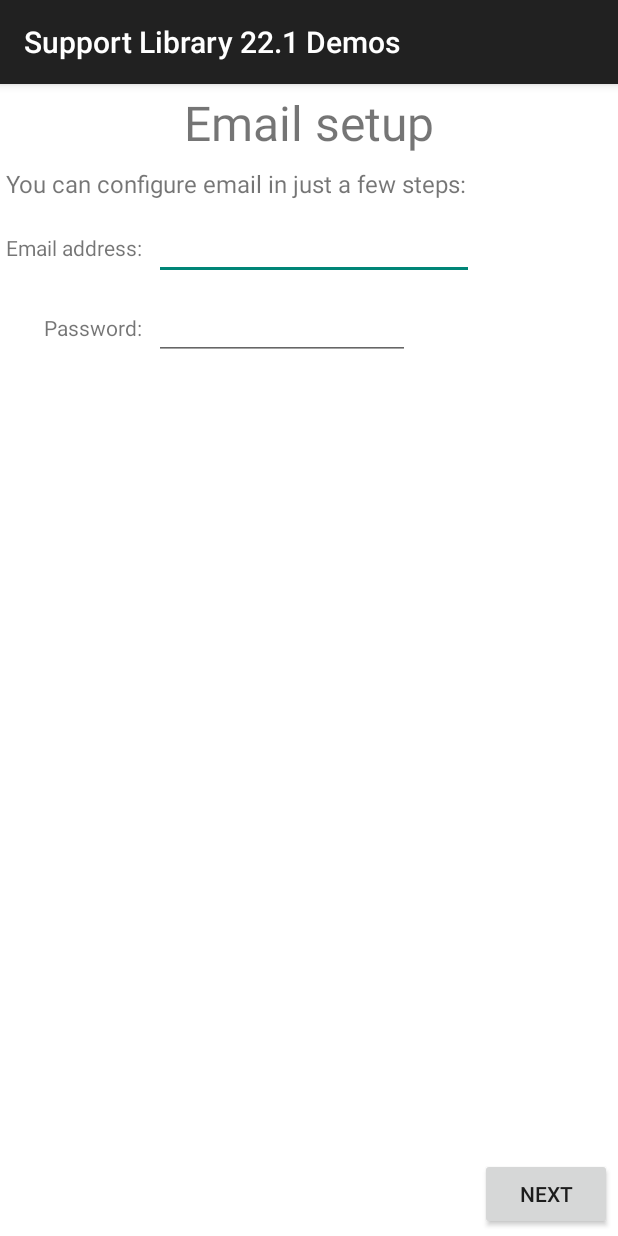
After one commit to SunChulBaek-2/demos_SupportLibrary, an Android app: the fragment SupportV4SpaceFragment shown on its own in the app's theme, on a phone screen of 412 x 824 dp. The commit adds this screen. Run offline under Robolectric (Android 15) with nearby library versions, the phone set to English and light mode, and no system bars.

Commit message:
support v4 Space

```diff
--- a/app/src/main/java/kr/pe/ssun/supportlibrary221demos/DemoCategories.java
+++ b/app/src/main/java/kr/pe/ssun/supportlibrary221demos/DemoCategories.java
@@ -9,7 +9,7 @@ public enum DemoCategories {
 	SupportV4Palette("Support V4 : Palette (not implemented yet)"),
 	SupportV4PrebuiltInterpolators("Support V4 : Prebuilt Interpolators"),
 	SupportV4PathInterpolatorCompat("Support V4 : PathInterpolatorCompat"),
-	SupportV4Space("Support V4 : Space (not implemented yet)"),
+	SupportV4Space("Support V4 : Space"),
 	// AppCompat
 	AppCompatActivity("AppCompat : AppCompatActivity (not implemented yet)"),
 	AppCompatDialog("AppCompat : AppCompatDialog (not implemented yet)"),
--- a/app/src/main/java/kr/pe/ssun/supportlibrary221demos/MainActivity.java
+++ b/app/src/main/java/kr/pe/ssun/supportlibrary221demos/MainActivity.java
@@ -17,6 +17,7 @@ import java.util.ArrayList;
 import kr.pe.ssun.supportlibrary221demos.supportv4.SupportV4DrawableCompatFragment;
 import kr.pe.ssun.supportlibrary221demos.supportv4.SupportV4PathInterpolatorCompatFragment;
 import kr.pe.ssun.supportlibrary221demos.supportv4.SupportV4PrebuiltInterpolatorsFragment;
+import kr.pe.ssun.supportlibrary221demos.supportv4.SupportV4SpaceFragment;
 
 import static com.balysv.materialmenu.MaterialMenuDrawable.DEFAULT_PRESSED_DURATION;
 import static com.balysv.materialmenu.MaterialMenuDrawable.DEFAULT_SCALE;
@@ -106,6 +107,9 @@ public class MainActivity extends FragmentActivity
                 } else if (position == DemoCategories.SupportV4PathInterpolatorCompat.ordinal()) {
                   fragment = new SupportV4PathInterpolatorCompatFragment();
                   tag = SupportV4PathInterpolatorCompatFragment.TAG;
+                } else if (position == DemoCategories.SupportV4Space.ordinal()) {
+                  fragment = new SupportV4SpaceFragment();
+                  tag = SupportV4SpaceFragment.TAG;
                 }
 
 		if(fragment != null) {
--- /dev/null
+++ b/app/src/main/java/kr/pe/ssun/supportlibrary221demos/supportv4/SupportV4SpaceFragment.java
@@ -0,0 +1,24 @@
+package kr.pe.ssun.supportlibrary221demos.supportv4;
+
+import android.os.Bundle;
+import android.support.v4.app.Fragment;
+import android.view.LayoutInflater;
+import android.view.View;
+import android.view.ViewGroup;
+
+import kr.pe.ssun.supportlibrary221demos.R;
+
+/**
+ * Created by x1210x on 15. 4. 26..
+ */
+public class SupportV4SpaceFragment extends Fragment {
+  public static final String TAG = SupportV4SpaceFragment.class.toString();
+
+  @Override
+  public View onCreateView(LayoutInflater inflater, ViewGroup container,
+                           final Bundle savedInstanceState) {
+    final View rootView = inflater.inflate(R.layout.fragment_support_v4_space, container, false);
+
+    return rootView;
+  }
+}
--- /dev/null
+++ b/app/src/main/res/layout/fragment_support_v4_space.xml
@@ -0,0 +1,48 @@
+<?xml version="1.0" encoding="utf-8"?>
+<GridLayout xmlns:android="http://schemas.android.com/apk/res/android"
+        android:layout_width="match_parent"
+        android:layout_height="match_parent"
+        android:useDefaultMargins="true"
+        android:alignmentMode="alignBounds"
+        android:columnOrderPreserved="false"
+        android:columnCount="4"
+        android:background="#ffffff">
+
+    <TextView
+            android:text="Email setup"
+            android:textSize="32dip"
+            android:layout_columnSpan="4"
+            android:layout_gravity="center_horizontal" />
+
+    <TextView
+            android:text="You can configure email in just a few steps:"
+            android:textSize="16dip"
+            android:layout_columnSpan="4"
+            android:layout_gravity="left" />
+
+    <TextView
+            android:text="Email address:"
+            android:layout_gravity="right" />
+
+    <EditText
+            android:ems="10" />
+
+    <TextView
+            android:text="Password:"
+            android:layout_column="0"
+            android:layout_gravity="right" />
+
+    <EditText
+            android:ems="8" />
+
+    <Space
+            android:layout_row="4"
+            android:layout_column="0"
+            android:layout_columnSpan="3"
+            android:layout_gravity="fill" />
+
+    <Button
+            android:text="Next"
+            android:layout_row="5"
+            android:layout_column="3" />
+</GridLayout>
```
